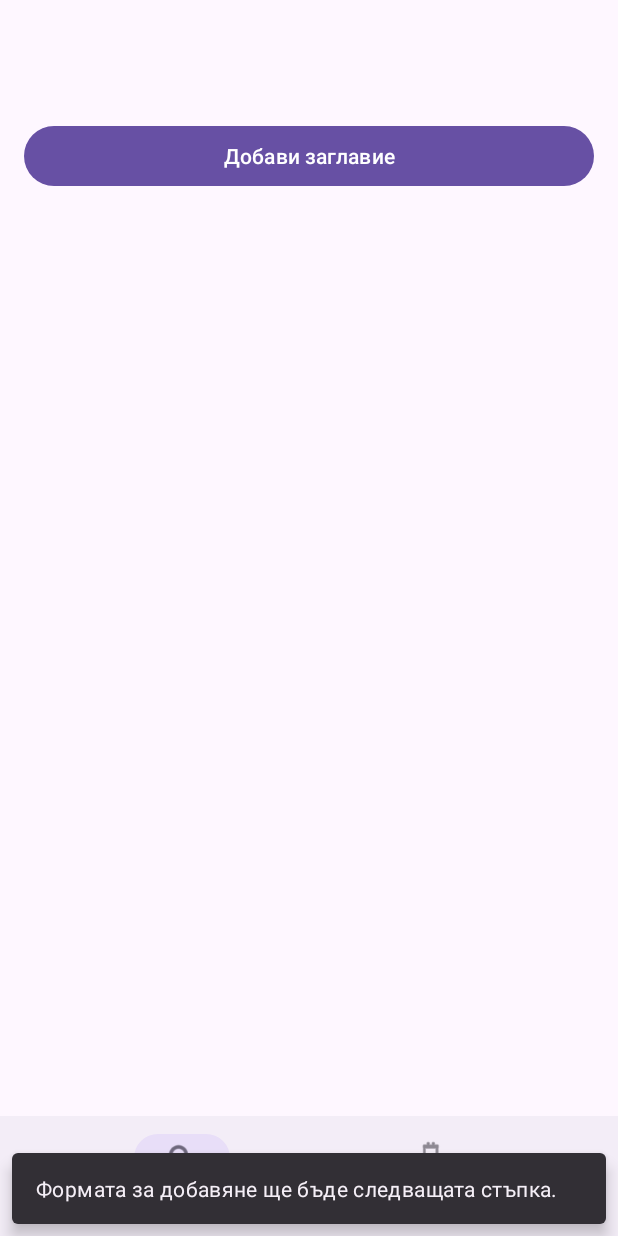
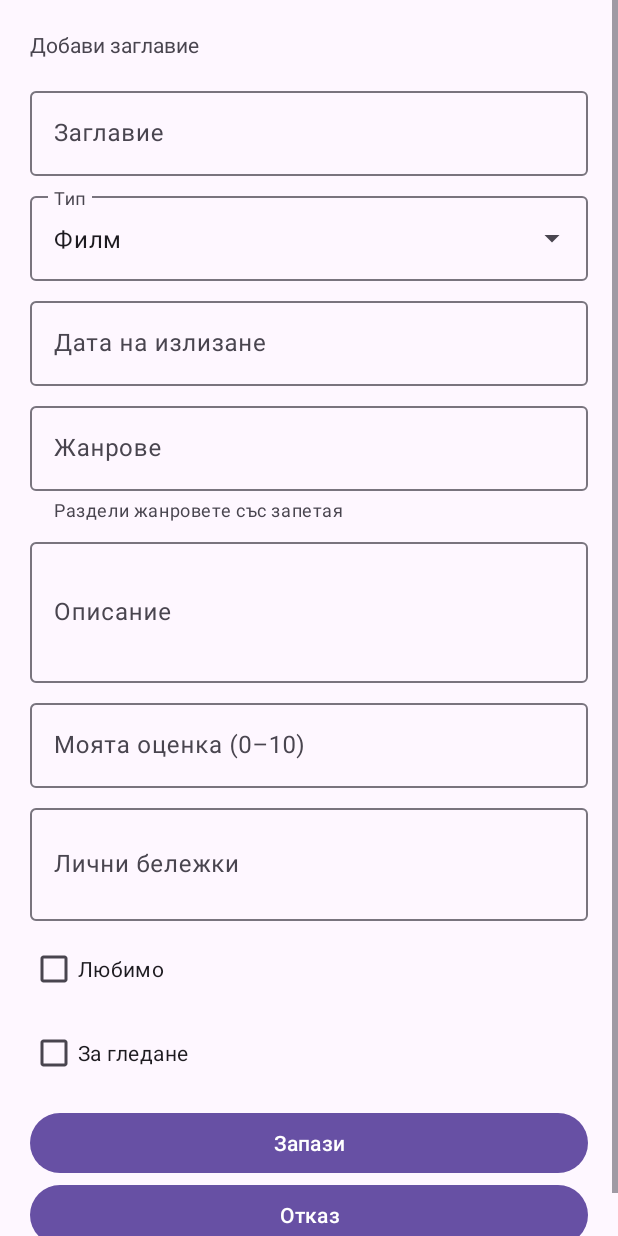
Before and after one commit to IvoKraichev/MobileApps2026-2401321081, an Android app: the LibraryFragment screen opened through its navigation route, after a tap on "Добави заглавие", on a phone screen of 412 x 824 dp. Run offline under Robolectric (Android 15) with nearby library versions, the phone set to English and light mode, and no system bars; our stand-ins replace navigation-ui; 9 statements that could not run were skipped.

Commit message:
Create insert and edit form

```diff
--- a/app/src/main/java/com/myapp/cinescope/MainActivity.kt
+++ b/app/src/main/java/com/myapp/cinescope/MainActivity.kt
@@ -8,6 +8,7 @@ import androidx.core.view.WindowInsetsCompat
 import androidx.navigation.fragment.NavHostFragment
 import androidx.navigation.ui.setupWithNavController
 import com.google.android.material.bottomnavigation.BottomNavigationView
+import android.view.View
 
 class MainActivity : AppCompatActivity() {
     override fun onCreate(savedInstanceState: Bundle?) {
@@ -26,5 +27,14 @@ class MainActivity : AppCompatActivity() {
         val bottomNavigation = findViewById<BottomNavigationView>(R.id.bottomNavigation)
 
         bottomNavigation.setupWithNavController(navHost.navController)
+
+        navHost.navController.addOnDestinationChangedListener { _, destination, _ ->
+            bottomNavigation.visibility =
+                if (destination.id == R.id.movieFormFragment) {
+                    View.GONE
+                } else {
+                    View.VISIBLE
+                }
+        }
     }
 }
--- a/app/src/main/java/com/myapp/cinescope/ui/library/LibraryFragment.kt
+++ b/app/src/main/java/com/myapp/cinescope/ui/library/LibraryFragment.kt
@@ -19,6 +19,8 @@ import com.myapp.cinescope.R
 import com.myapp.cinescope.domain.model.MediaType
 import com.myapp.cinescope.domain.model.Movie
 import kotlinx.coroutines.launch
+import androidx.core.os.bundleOf
+import androidx.navigation.fragment.findNavController
 
 class LibraryFragment : Fragment(R.layout.fragment_library) {
     private val viewModel: LibraryViewModel by activityViewModels {
@@ -42,11 +44,9 @@ class LibraryFragment : Fragment(R.layout.fragment_library) {
         observeUiState(view)
 
         addMovieButton.setOnClickListener {
-            Snackbar.make(
-                view,
-                "Формата за добавяне ще бъде следващата стъпка.",
-                Snackbar.LENGTH_SHORT
-            ).show()
+            viewModel.clearMessages()
+            viewModel.clearSelectedMovie()
+            openEditor(MovieFormFragment.NEW_MOVIE_ID)
         }
     }
 
@@ -126,10 +126,11 @@ class LibraryFragment : Fragment(R.layout.fragment_library) {
         MaterialAlertDialogBuilder(requireContext())
             .setTitle(movie.title)
             .setMessage(details)
-            .setPositiveButton("Затвори", null)
-            .setOnDismissListener {
-                viewModel.clearSelectedMovie()
-            }.show()
+            .setPositiveButton(R.string.movie_form_edit_title) { _, _ ->
+                movie.localId?.let(::openEditor)
+            }
+            .setNegativeButton(R.string.movie_cancel, null)
+            .show()
     }
 
     private fun confirmDelete(movie: Movie) {
@@ -143,4 +144,11 @@ class LibraryFragment : Fragment(R.layout.fragment_library) {
                 viewModel.deleteMovie(localId)
             }.show()
     }
+
+    private fun openEditor(localId: Long) {
+        findNavController().navigate(
+            R.id.action_libraryFragment_to_movieFormFragment,
+            bundleOf(MovieFormFragment.ARG_MOVIE_ID to localId)
+        )
+    }
 }
--- /dev/null
+++ b/app/src/main/java/com/myapp/cinescope/ui/library/MovieFormFragment.kt
@@ -0,0 +1,281 @@
+package com.myapp.cinescope.ui.library
+
+import android.os.Bundle
+import android.view.View
+import android.widget.ArrayAdapter
+import android.widget.ProgressBar
+import androidx.fragment.app.Fragment
+import androidx.fragment.app.activityViewModels
+import androidx.lifecycle.Lifecycle
+import androidx.lifecycle.lifecycleScope
+import androidx.lifecycle.repeatOnLifecycle
+import androidx.navigation.fragment.findNavController
+import com.google.android.material.button.MaterialButton
+import com.google.android.material.checkbox.MaterialCheckBox
+import com.google.android.material.snackbar.Snackbar
+import com.google.android.material.textfield.MaterialAutoCompleteTextView
+import com.google.android.material.textfield.TextInputEditText
+import com.google.android.material.textfield.TextInputLayout
+import com.google.android.material.textview.MaterialTextView
+import com.myapp.cinescope.CineScopeApplication
+import com.myapp.cinescope.R
+import com.myapp.cinescope.domain.model.MediaType
+import com.myapp.cinescope.domain.model.Movie
+import kotlinx.coroutines.launch
+
+class MovieFormFragment : Fragment(R.layout.fragment_movie_form) {
+    private val viewModel: LibraryViewModel by activityViewModels {
+        val app = requireActivity().application as CineScopeApplication
+        LibraryViewModelFactory(app.appContainer.movieRepository)
+    }
+
+    private var existingMovie: Movie? = null
+    private var formPopulated = false
+    private var saveRequested = false
+    private var missingRecordHandled = false
+
+    private lateinit var formRoot: View
+    private lateinit var heading: MaterialTextView
+    private lateinit var titleLayout: TextInputLayout
+    private lateinit var titleInput: TextInputEditText
+    private lateinit var typeInput: MaterialAutoCompleteTextView
+    private lateinit var releaseDateInput: TextInputEditText
+    private lateinit var genresInput: TextInputEditText
+    private lateinit var overviewInput: TextInputEditText
+    private lateinit var ratingLayout: TextInputLayout
+    private lateinit var ratingInput: TextInputEditText
+    private lateinit var notesInput: TextInputEditText
+    private lateinit var favoriteCheckbox: MaterialCheckBox
+    private lateinit var watchlistCheckbox: MaterialCheckBox
+    private lateinit var progress: ProgressBar
+    private lateinit var saveButton: MaterialButton
+
+    private val movieId: Long
+        get() = requireArguments().getLong(ARG_MOVIE_ID, NEW_MOVIE_ID)
+
+    override fun onViewCreated(view: View, savedInstanceState: Bundle?) {
+        super.onViewCreated(view, savedInstanceState)
+
+        bindViews(view)
+        configureTypeMenu()
+
+        if (movieId == NEW_MOVIE_ID) {
+            viewModel.clearSelectedMovie()
+            formPopulated = true
+            heading.setText(R.string.movie_form_add_title)
+            typeInput.setText(getString(R.string.movie_type_movie), false)
+        } else {
+            heading.setText(R.string.movie_form_edit_title)
+            viewModel.selectMovie(movieId)
+            saveButton.isEnabled = false
+            progress.visibility = View.VISIBLE
+        }
+
+        view.findViewById<MaterialButton>(R.id.cancelMovieButton)
+            .setOnClickListener {
+                closeForm()
+            }
+
+        saveButton.setOnClickListener {
+            submitForm()
+        }
+
+        observeState()
+    }
+
+    private fun bindViews(view: View) {
+        formRoot = view.findViewById(R.id.movieFormRoot)
+        heading = view.findViewById(R.id.formHeading)
+        titleLayout = view.findViewById(R.id.titleInputLayout)
+        titleInput = view.findViewById(R.id.titleInput)
+        typeInput = view.findViewById(R.id.typeInput)
+        releaseDateInput = view.findViewById(R.id.releaseDateInput)
+        genresInput = view.findViewById(R.id.genresInput)
+        overviewInput = view.findViewById(R.id.overviewInput)
+        ratingLayout = view.findViewById(R.id.userRatingInputLayout)
+        ratingInput = view.findViewById(R.id.userRatingInput)
+        notesInput = view.findViewById(R.id.notesInput)
+        favoriteCheckbox = view.findViewById(R.id.favoriteCheckbox)
+        watchlistCheckbox = view.findViewById(R.id.watchlistCheckbox)
+        progress = view.findViewById(R.id.formProgress)
+        saveButton = view.findViewById(R.id.saveMovieButton)
+    }
+
+    private fun configureTypeMenu() {
+        val typeLabels = listOf(
+            getString(R.string.movie_type_movie),
+            getString(R.string.movie_type_tv)
+        )
+
+        typeInput.setAdapter(
+            ArrayAdapter(
+                requireContext(),
+                android.R.layout.simple_list_item_1,
+                typeLabels
+            )
+        )
+    }
+
+    private fun observeState() {
+        viewLifecycleOwner.lifecycleScope.launch {
+            viewLifecycleOwner.repeatOnLifecycle(Lifecycle.State.STARTED) {
+                viewModel.uiState.collect { state ->
+                    if (movieId != NEW_MOVIE_ID) {
+                        val movie = state.selectedMovie
+                        if (movie?.localId == movieId && !formPopulated) {
+                            existingMovie = movie
+                            populateForm(movie)
+                            formPopulated = true
+                            progress.visibility = View.GONE
+                        }
+
+                        if (
+                            !state.isLoading &&
+                            state.selectedMovie == null &&
+                            existingMovie == null &&
+                            !missingRecordHandled
+                        ) {
+                            missingRecordHandled = true
+                            Snackbar.make(
+                                formRoot,
+                                R.string.movie_not_found,
+                                Snackbar.LENGTH_LONG
+                            ).show()
+                            closeForm()
+                            return@collect
+                        }
+                    }
+
+                    saveButton.isEnabled =
+                        !state.isSaving && (movieId == NEW_MOVIE_ID || formPopulated)
+
+                    progress.visibility = if (state.isSaving) {
+                        View.VISIBLE
+                    } else {
+                        View.GONE
+                    }
+
+                    if (saveRequested && !state.isSaving) {
+                        when {
+                            state.errorMessage != null -> {
+                                saveRequested = false
+                                Snackbar.make(
+                                    formRoot,
+                                    state.errorMessage,
+                                    Snackbar.LENGTH_LONG
+                                ).show()
+                                viewModel.clearMessages()
+                            }
+
+                            state.message != null -> {
+                                saveRequested = false
+                                viewModel.clearMessages()
+                                closeForm()
+                            }
+                        }
+                    }
+                }
+            }
+        }
+    }
+
+    private fun populateForm(movie: Movie) {
+        titleInput.setText(movie.title)
+        typeInput.setText(
+            getString(
+                if (movie.mediaType == MediaType.MOVIE) {
+                    R.string.movie_type_movie
+                } else {
+                    R.string.movie_type_tv
+                }
+            ),
+            false
+        )
+        releaseDateInput.setText(movie.releaseDate.orEmpty())
+        genresInput.setText(movie.genreNames)
+        overviewInput.setText(movie.overview)
+        ratingInput.setText(movie.userRating?.toString().orEmpty())
+        notesInput.setText(movie.personalNotes)
+        favoriteCheckbox.isChecked = movie.isFavorite
+        watchlistCheckbox.isChecked = movie.isInWatchlist
+    }
+
+    private fun submitForm() {
+        val title = titleInput.text?.toString()?.trim().orEmpty()
+        val typeLabel = typeInput.text?.toString()?.trim().orEmpty()
+        val ratingText = ratingInput.text?.toString()?.trim().orEmpty()
+        val rating = ratingText.toFloatOrNull()
+
+        titleLayout.error = if (title.isBlank()) {
+            getString(R.string.movie_title_required)
+        } else {
+            null
+        }
+
+        val mediaType = when (typeLabel) {
+            getString(R.string.movie_type_movie) -> MediaType.MOVIE
+            getString(R.string.movie_type_tv) -> MediaType.TV_SHOW
+            else -> null
+        }
+
+        val ratingIsInvalid =
+            ratingText.isNotEmpty() && (rating == null || rating !in 0f..10f)
+
+        ratingLayout.error = if (ratingIsInvalid) {
+            getString(R.string.movie_rating_invalid)
+        } else {
+            null
+        }
+
+        if (title.isBlank() || mediaType == null || ratingIsInvalid) {
+            if (mediaType == null) {
+                Snackbar.make(
+                    formRoot,
+                    R.string.movie_type_required,
+                    Snackbar.LENGTH_LONG
+                ).show()
+            }
+            return
+        }
+
+        val previous = existingMovie
+        val movie = Movie(
+            localId = previous?.localId,
+            tmdbId = previous?.tmdbId,
+            title = title,
+            overview = overviewInput.text?.toString()?.trim().orEmpty(),
+            mediaType = mediaType,
+            releaseDate = releaseDateInput.text
+                ?.toString()
+                ?.trim()
+                ?.ifBlank { null },
+            genreNames = genresInput.text
+                ?.toString()
+                ?.split(",")
+                ?.map(String::trim)
+                ?.filter(String::isNotEmpty)
+                ?.joinToString(", ")
+                .orEmpty(),
+            posterPath = previous?.posterPath,
+            averageRating = previous?.averageRating,
+            userRating = rating,
+            isFavorite = favoriteCheckbox.isChecked,
+            isInWatchlist = watchlistCheckbox.isChecked,
+            personalNotes = notesInput.text?.toString()?.trim().orEmpty()
+        )
+
+        viewModel.clearMessages()
+        saveRequested = true
+        viewModel.saveMovie(movie)
+    }
+
+    private fun closeForm() {
+        viewModel.clearSelectedMovie()
+        findNavController().navigateUp()
+    }
+
+    companion object {
+        const val ARG_MOVIE_ID = "movieId"
+        const val NEW_MOVIE_ID = -1L
+    }
+}
--- a/app/src/main/res/layout/fragment_catalog.xml
+++ b/app/src/main/res/layout/fragment_catalog.xml
@@ -6,17 +6,17 @@
     android:gravity="center"
     android:padding="24dp">
 
-    <TextView
+    <com.google.android.material.textview.MaterialTextView
         android:layout_width="wrap_content"
         android:layout_height="wrap_content"
         android:text="@string/catalog_text"
         android:textAppearance="?attr/textAppearanceHeadlineSmall" />
 
-    <TextView
+    <com.google.android.material.textview.MaterialTextView
         android:layout_width="wrap_content"
         android:layout_height="wrap_content"
         android:layout_marginTop="8dp"
         android:gravity="center"
         android:text="@string/loading_films_text"
-        android:textAppearance="?attr/textAppearanceBodyLarge"/>
+        android:textAppearance="?attr/textAppearanceBodyLarge" />
 </LinearLayout>
--- a/app/src/main/res/layout/fragment_library.xml
+++ b/app/src/main/res/layout/fragment_library.xml
@@ -12,7 +12,7 @@
         android:layout_height="wrap_content"
         android:title="@string/my_library" />
 
-    <Button
+    <com.google.android.material.button.MaterialButton
         android:id="@+id/addMovieButton"
         android:layout_width="match_parent"
         android:layout_height="wrap_content"
@@ -26,14 +26,14 @@
         android:indeterminate="true"
         android:visibility="gone"/>
 
-    <TextView
+    <com.google.android.material.textview.MaterialTextView
         android:id="@+id/emptyLibraryText"
         android:layout_width="match_parent"
         android:layout_height="wrap_content"
-        android:text="@string/empty_library"
         android:gravity="center"
         android:padding="24dp"
-        android:visibility="gone"/>
+        android:text="@string/empty_library"
+        android:visibility="gone" />
 
     <androidx.recyclerview.widget.RecyclerView
         android:id="@+id/libraryRecyclerView"
--- /dev/null
+++ b/app/src/main/res/layout/fragment_movie_form.xml
@@ -0,0 +1,159 @@
+<?xml version="1.0" encoding="utf-8"?>
+<ScrollView
+    xmlns:android="http://schemas.android.com/apk/res/android"
+    xmlns:app="http://schemas.android.com/apk/res-auto"
+    android:layout_width="match_parent"
+    android:layout_height="match_parent"
+    android:fillViewport="true">
+
+    <LinearLayout
+        android:id="@+id/movieFormRoot"
+        android:layout_width="match_parent"
+        android:layout_height="wrap_content"
+        android:orientation="vertical"
+        android:padding="20dp">
+
+        <com.google.android.material.textview.MaterialTextView
+            android:id="@+id/formHeading"
+            android:layout_width="match_parent"
+            android:layout_height="wrap_content"
+            android:text="?attr/textAppearanceHeadlineSmall" />
+
+        <com.google.android.material.textfield.TextInputLayout
+            android:id="@+id/titleInputLayout"
+            android:layout_width="match_parent"
+            android:layout_height="wrap_content"
+            android:layout_marginTop="16dp"
+            android:hint="@string/movie_title_label">
+
+            <com.google.android.material.textfield.TextInputEditText
+                android:id="@+id/titleInput"
+                android:layout_width="match_parent"
+                android:layout_height="wrap_content"
+                android:inputType="textCapSentences" />
+        </com.google.android.material.textfield.TextInputLayout>
+
+        <com.google.android.material.textfield.TextInputLayout
+            android:id="@+id/typeInputLayout"
+            style="@style/Widget.Material3.TextInputLayout.OutlinedBox.ExposedDropdownMenu"
+            android:layout_width="match_parent"
+            android:layout_height="wrap_content"
+            android:layout_marginTop="8dp"
+            android:hint="@string/movie_type_label">
+
+            <com.google.android.material.textfield.MaterialAutoCompleteTextView
+                android:id="@+id/typeInput"
+                android:layout_width="match_parent"
+                android:layout_height="wrap_content"
+                android:inputType="none" />
+        </com.google.android.material.textfield.TextInputLayout>
+
+        <com.google.android.material.textfield.TextInputLayout
+            android:id="@+id/releaseDateInputLayout"
+            android:layout_width="match_parent"
+            android:layout_height="wrap_content"
+            android:layout_marginTop="8dp"
+            android:hint="@string/movie_release_date_label">
+
+            <com.google.android.material.textfield.TextInputEditText
+                android:id="@+id/releaseDateInput"
+                android:layout_width="match_parent"
+                android:layout_height="wrap_content"
+                android:inputType="date" />
+        </com.google.android.material.textfield.TextInputLayout>
+
+        <com.google.android.material.textfield.TextInputLayout
+            android:id="@+id/genresInputLayout"
+            android:layout_width="match_parent"
+            android:layout_height="wrap_content"
+            android:layout_marginTop="8dp"
+            android:hint="@string/movie_genres_label"
+            app:helperText="Раздели жанровете със запетая">
+
+            <com.google.android.material.textfield.TextInputEditText
+                android:id="@+id/genresInput"
+                android:layout_width="match_parent"
+                android:layout_height="wrap_content"
+                android:inputType="textCapSentences" />
+        </com.google.android.material.textfield.TextInputLayout>
+
+        <com.google.android.material.textfield.TextInputLayout
+            android:id="@+id/overviewInputLayout"
+            android:layout_width="match_parent"
+            android:layout_height="wrap_content"
+            android:layout_marginTop="8dp"
+            android:hint="@string/movie_overview_label">
+
+            <com.google.android.material.textfield.TextInputEditText
+                android:id="@+id/overviewInput"
+                android:layout_width="match_parent"
+                android:layout_height="wrap_content"
+                android:inputType="textCapSentences|textMultiLine"
+                android:minLines="3"/>
+        </com.google.android.material.textfield.TextInputLayout>
+
+        <com.google.android.material.textfield.TextInputLayout
+            android:id="@+id/userRatingInputLayout"
+            android:layout_width="match_parent"
+            android:layout_height="wrap_content"
+            android:layout_marginTop="8dp"
+            android:hint="@string/movie_user_rating_label">
+
+            <com.google.android.material.textfield.TextInputEditText
+                android:id="@+id/userRatingInput"
+                android:layout_width="match_parent"
+                android:layout_height="wrap_content"
+                android:inputType="numberDecimal" />
+        </com.google.android.material.textfield.TextInputLayout>
+
+        <com.google.android.material.textfield.TextInputLayout
+            android:id="@+id/notesInputLayout"
+            android:layout_width="match_parent"
+            android:layout_height="wrap_content"
+            android:layout_marginTop="8dp"
+            android:hint="@string/movie_notes_label">
+
+            <com.google.android.material.textfield.TextInputEditText
+                android:id="@+id/notesInput"
+                android:layout_width="match_parent"
+                android:layout_height="wrap_content"
+                android:inputType="textCapSentences|textMultiLine"
+                android:minLines="2"/>
+        </com.google.android.material.textfield.TextInputLayout>
+
+        <com.google.android.material.checkbox.MaterialCheckBox
+            android:id="@+id/favoriteCheckbox"
+            android:layout_width="match_parent"
+            android:layout_height="wrap_content"
+            android:layout_marginTop="8dp"
+            android:text="@string/movie_favorite_label" />
+
+        <com.google.android.material.checkbox.MaterialCheckBox
+            android:id="@+id/watchlistCheckbox"
+            android:layout_width="match_parent"
+            android:layout_height="wrap_content"
+            android:layout_marginTop="8dp"
+            android:text="@string/movie_watchlist_label" />
+
+        <ProgressBar
+            android:id="@+id/formProgress"
+            style="?android:attr/progressBarStyle"
+            android:layout_width="wrap_content"
+            android:layout_height="wrap_content"
+            android:layout_gravity="center"
+            android:visibility="gone"/>
+
+        <com.google.android.material.button.MaterialButton
+            android:id="@+id/saveMovieButton"
+            android:layout_width="match_parent"
+            android:layout_height="wrap_content"
+            android:layout_marginTop="12dp"
+            android:text="@string/movie_save" />
+
+        <com.google.android.material.button.MaterialButton
+            android:id="@+id/cancelMovieButton"
+            android:layout_width="match_parent"
+            android:layout_height="wrap_content"
+            android:text="@string/movie_cancel" />
+    </LinearLayout>
+</ScrollView>
--- a/app/src/main/res/navigation/cinescope_nav_graph.xml
+++ b/app/src/main/res/navigation/cinescope_nav_graph.xml
@@ -16,5 +16,23 @@
         android:id="@+id/libraryFragment"
         android:name="com.myapp.cinescope.ui.library.LibraryFragment"
         android:label="Библиотека"
-        tools:layout="@layout/fragment_library"/>
+        tools:layout="@layout/fragment_library">
+
+        <action
+            android:id="@+id/action_libraryFragment_to_movieFormFragment"
+            app:destination="@id/movieFormFragment" />
+
+    </fragment>
+
+    <fragment
+        android:id="@+id/movieFormFragment"
+        android:name="com.myapp.cinescope.ui.library.MovieFormFragment"
+        android:label="Заглавие"
+        tools:layout="@layout/fragment_movie_form">
+
+        <argument
+            android:name="movieId"
+            app:argType="long"
+            android:defaultValue="-1L" />
+    </fragment>
 </navigation>
--- a/app/src/main/res/values/strings.xml
+++ b/app/src/main/res/values/strings.xml
@@ -13,4 +13,24 @@
 
     <string name="catalog_text">Каталог CineScope</string>
     <string name="loading_films_text">Тук ще се зареждат филми и сериали от външния API.</string>
+
+    <string name="movie_form_add_title">Добави заглавие</string>
+    <string name="movie_form_edit_title">Редактирай заглавие</string>
+    <string name="movie_title_label">Заглавие</string>
+    <string name="movie_type_label">Тип</string>
+    <string name="movie_type_movie">Филм</string>
+    <string name="movie_type_tv">Сериал</string>
+    <string name="movie_release_date_label">Дата на излизане</string>
+    <string name="movie_genres_label">Жанрове</string>
+    <string name="movie_overview_label">Описание</string>
+    <string name="movie_user_rating_label">Моята оценка (0–10)</string>
+    <string name="movie_notes_label">Лични бележки</string>
+    <string name="movie_favorite_label">Любимо</string>
+    <string name="movie_watchlist_label">За гледане</string>
+    <string name="movie_save">Запази</string>
+    <string name="movie_cancel">Отказ</string>
+    <string name="movie_title_required">Въведи заглавие.</string>
+    <string name="movie_type_required">Избери тип.</string>
+    <string name="movie_rating_invalid">Оценката трябва да е число между 0 и 10.</string>
+    <string name="movie_not_found">Записът не беше намерен.</string>
 </resources>
```
